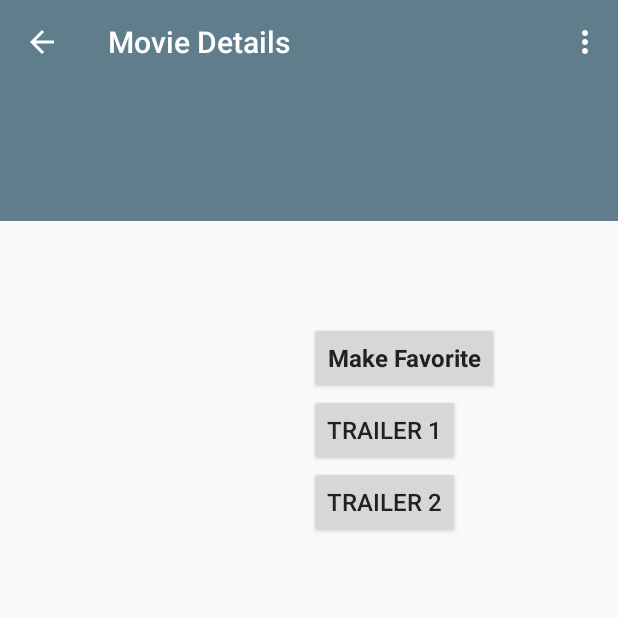
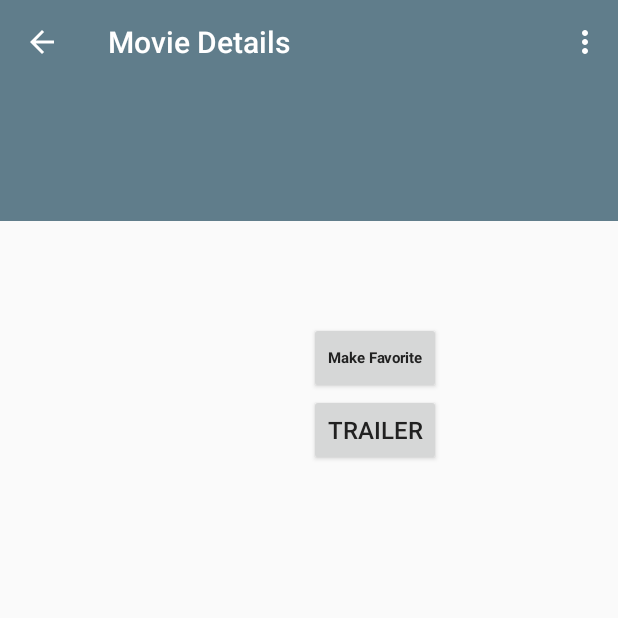
Before and after one commit to wjplaud83/PopularMoviesP2, an Android app: the MovieDetailActivity screen opened directly, with no data from a screen before it, on a phone screen of 412 x 824 dp, the top half of it. Run offline under Robolectric (Android 15) with nearby library versions, the phone set to English and light mode, and no system bars; our stand-ins replace Picasso; pictures from the network do not load.

Commit message:
Popular Movies P2
Favorites TOAST done, now it needs to be implemented via SQLite

```diff
--- a/app/src/main/AndroidManifest.xml
+++ b/app/src/main/AndroidManifest.xml
@@ -3,6 +3,7 @@
     package="com.applaudstudios.android.popularmoviesp2">
 
     <uses-permission android:name="android.permission.INTERNET" />
+    <uses-permission android:name="com.applaudstudios.android.popularmoviesp2.TERMS_READ"/>
 
     <application
         android:allowBackup="true"
--- a/app/src/main/java/com/applaudstudios/android/popularmoviesp2/FetchMoviesTask.java
+++ b/app/src/main/java/com/applaudstudios/android/popularmoviesp2/FetchMoviesTask.java
@@ -134,6 +134,7 @@ public class FetchMoviesTask extends AsyncTask<String, Void, List<Movie>> {
         return Integer.toString(cal.get(Calendar.YEAR));
     }
 
+
     private List<Movie> extractData(String moviesJsonStr) throws JSONException {
 
         // Items to extract
@@ -147,6 +148,7 @@ public class FetchMoviesTask extends AsyncTask<String, Void, List<Movie>> {
         final String OVERVIEW = "overview";
         final String VOTE_AVERAGE = "vote_average";
         final String RELEASE_DATE = "release_date";
+        final String TRAILER = "trailer";
 
         JSONObject moviesJson = new JSONObject(moviesJsonStr);
         JSONArray moviesArray = moviesJson.getJSONArray(ARRAY_OF_MOVIES);
@@ -163,6 +165,7 @@ public class FetchMoviesTask extends AsyncTask<String, Void, List<Movie>> {
             String overview = movie.getString(OVERVIEW);
             String voteAverage = movie.getString(VOTE_AVERAGE);
             String releaseDate = getYear(movie.getString(RELEASE_DATE));
+       //     String trailer = getTrailer(movie.getString(TRAILER));
 
             movies.add(new Movie(title, poster, overview, voteAverage, releaseDate));
 
--- a/app/src/main/java/com/applaudstudios/android/popularmoviesp2/MovieDetailActivity.java
+++ b/app/src/main/java/com/applaudstudios/android/popularmoviesp2/MovieDetailActivity.java
@@ -3,10 +3,14 @@ package com.applaudstudios.android.popularmoviesp2;
 
 import android.app.FragmentManager;
 import android.content.Intent;
+import android.database.Cursor;
 import android.os.Bundle;
 import android.support.v7.app.ActionBarActivity;
 import android.view.Menu;
 import android.view.MenuItem;
+import android.view.View;
+import android.widget.Button;
+import android.widget.Toast;
 
 
 /**
@@ -14,6 +18,24 @@ import android.view.MenuItem;
  */
 
 public class MovieDetailActivity extends ActionBarActivity {
+
+    // COMPLETED (3) Create an instance variable storing a Cursor called mData
+    // The data from the DroidTermsExample content provider
+    private Cursor mData;
+
+    // The current state of the app
+    private int mCurrentState;
+
+    private Button mButton;
+
+    // This state is when the word definition is hidden and clicking the button will therefore
+    // show the definition
+    private final int STATE_HIDDEN = 0;
+
+    // This state is when the word definition is shown and clicking the button will therefore
+    // advance the app to the next word
+    private final int STATE_SHOWN = 1;
+
 
     private final String LOG_TAG = MovieDetailActivity.class.getSimpleName();
     private FragmentManager fragmentManager = getFragmentManager();
@@ -30,6 +52,13 @@ public class MovieDetailActivity extends ActionBarActivity {
         }
         getSupportActionBar().setElevation(0f);
     }
+
+    public void onButtonClick(View view) {
+
+        Toast.makeText(this, R.string.show_favorite, Toast.LENGTH_LONG).show();
+
+        }
+
 
     @Override
     public boolean onCreateOptionsMenu(Menu menu) {
--- a/app/src/main/java/com/applaudstudios/android/popularmoviesp2/MovieDetailFragment.java
+++ b/app/src/main/java/com/applaudstudios/android/popularmoviesp2/MovieDetailFragment.java
@@ -7,6 +7,7 @@ import android.os.Bundle;
 import android.view.LayoutInflater;
 import android.view.View;
 import android.view.ViewGroup;
+import android.widget.Button;
 import android.widget.ImageView;
 import android.widget.TextView;
 
@@ -44,11 +45,13 @@ public class MovieDetailFragment extends Fragment {
         ImageView poster = (ImageView) v.findViewById(R.id.poster_image_view);
         TextView releaseDate = (TextView) v.findViewById(R.id.release_date);
         TextView ratings = (TextView) v.findViewById(R.id.ratings_view);
+        Button trailer =  (Button) v.findViewById(R.id.movie_trailer);
         TextView overview = (TextView) v.findViewById(R.id.synopsis_view);
 
         title.setText(movie.getTitle());
         Picasso.with(getActivity()).load(movie.getPoster()).into(poster);
         releaseDate.setText(movie.getReleaseDate());
+        trailer.setText(movie.getTrailer());
         ratings.setText(movie.getVoteAverage() + "/10");
         overview.setText(movie.getOverview());
 
--- a/app/src/main/res/layout/fragment_movie_detail.xml
+++ b/app/src/main/res/layout/fragment_movie_detail.xml
@@ -64,17 +64,15 @@
                         style="@style/detailFavorite"
                         android:layout_width="wrap_content"
                         android:layout_height="wrap_content"
-                        android:text="Make Favorite" />
+                        android:textSize="10sp"
+                        android:text="Make Favorite"
+                        android:onClick="onButtonClick"/>
 
                     <Button
+                        android:id="@+id/movie_trailer"
                         android:layout_width="wrap_content"
                         android:layout_height="wrap_content"
-                        android:text="TRAILER 1" />
-
-                    <Button
-                        android:layout_width="wrap_content"
-                        android:layout_height="wrap_content"
-                        android:text="TRAILER 2" />
+                        android:text="TRAILER" />
 
 
                 </LinearLayout>
--- a/app/src/main/res/values/strings.xml
+++ b/app/src/main/res/values/strings.xml
@@ -18,6 +18,7 @@
     <string name="sort_array_item_1_value">popular</string>
     <string name="sort_array_item_2_value">top_rated</string>
     <string name="title_activity_movie_detail">MovieDetailActivity</string>
-<string name="trailers">Trailers</string>
+    <string name="show_favorite">Favorite movie</string>
+    <string name="trailers">Trailers</string>
 
 </resources>
```
Also changed, not shown: app/src/main/java/com/applaudstudios/android/popularmoviesp2/Movie.java (+9 -0 lines).
